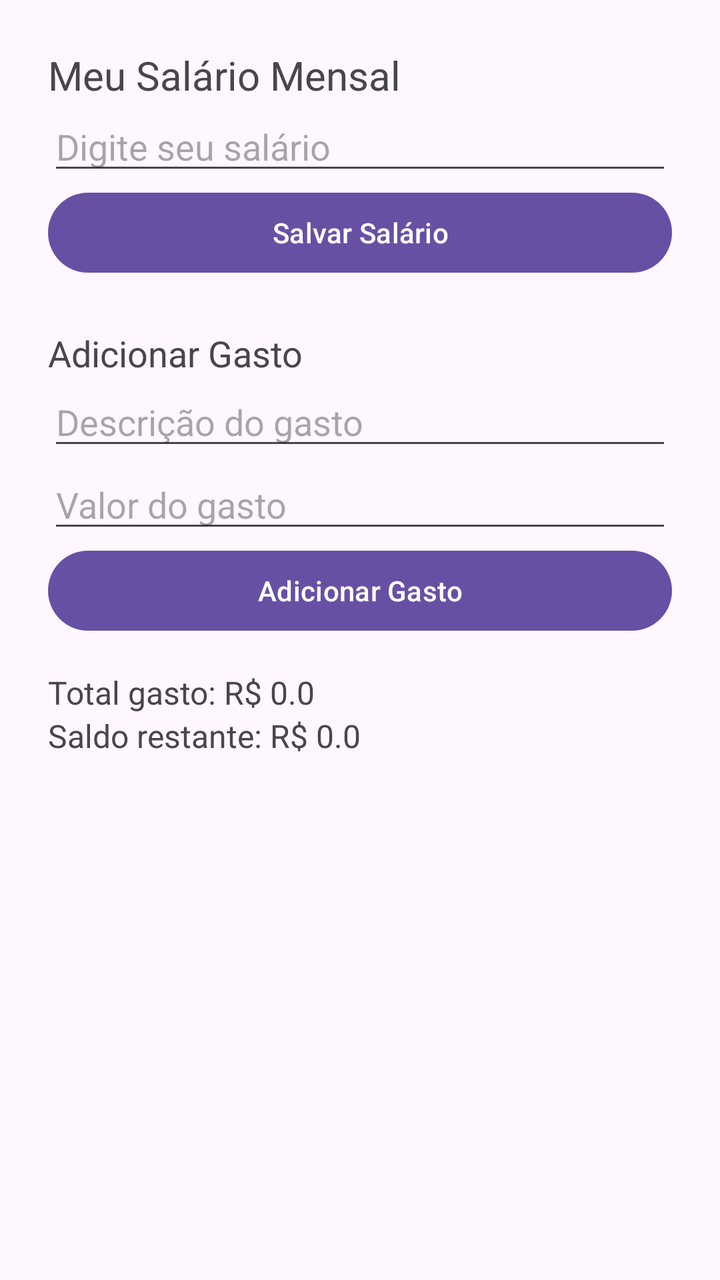
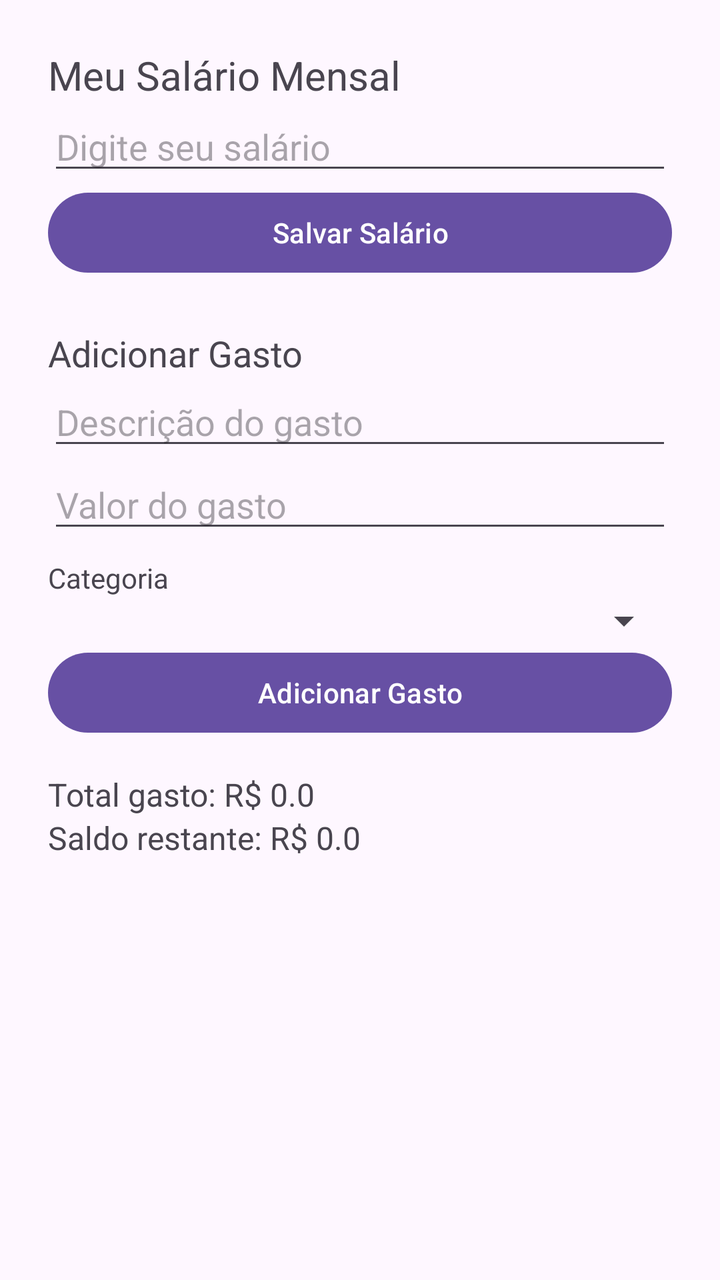

Screens rendered from an Android XML layout before and after an edit, with the pre-edit source and the edit as a unified diff.
<!-- AndroidManifest.xml: application theme Theme.ControleDeGastos -->
<!-- res/layout/activity_main.xml -->
<?xml version="1.0" encoding="utf-8"?>
<LinearLayout xmlns:android="http://schemas.android.com/apk/res/android"
    android:id="@+id/main"
    android:layout_width="match_parent"
    android:layout_height="match_parent"
    android:orientation="vertical"
    android:padding="24dp">

    <TextView
        android:layout_width="wrap_content"
        android:layout_height="wrap_content"
        android:text="Meu Salário Mensal"
        android:textSize="20sp" />

    <EditText
        android:id="@+id/editSalario"
        android:layout_width="match_parent"
        android:layout_height="wrap_content"
        android:hint="Digite seu salário"
        android:inputType="numberDecimal" />

    <Button
        android:id="@+id/btnSalvar"
        android:layout_width="match_parent"
        android:layout_height="wrap_content"
        android:text="Salvar Salário" />

    <TextView
        android:layout_width="wrap_content"
        android:layout_height="wrap_content"
        android:text="Adicionar Gasto"
        android:textSize="18sp"
        android:layout_marginTop="24dp"/>

    <EditText
        android:id="@+id/editDescricao"
        android:layout_width="match_parent"
        android:layout_height="wrap_content"
        android:hint="Descrição do gasto" />

    <EditText
        android:id="@+id/editValorGasto"
        android:layout_width="match_parent"
        android:layout_height="wrap_content"
        android:hint="Valor do gasto"
        android:inputType="numberDecimal" />

    <Button
        android:id="@+id/btnAdicionarGasto"
        android:layout_width="match_parent"
        android:layout_height="wrap_content"
        android:text="Adicionar Gasto" />

    <TextView
        android:id="@+id/textTotalGasto"
        android:layout_width="wrap_content"
        android:layout_height="wrap_content"
        android:text="Total gasto: R$ 0.0"
        android:layout_marginTop="16dp"
        android:textSize="16sp"/>

    <TextView
        android:id="@+id/textSaldoRestante"
        android:layout_width="wrap_content"
        android:layout_height="wrap_content"
        android:text="Saldo restante: R$ 0.0"
        android:textSize="16sp"/>

    <androidx.recyclerview.widget.RecyclerView
        android:id="@+id/recyclerGastos"
        android:layout_width="match_parent"
        android:layout_height="0dp"
        android:layout_marginTop="16dp"
        android:layout_weight="1"/>





</LinearLayout>
<!-- resources referenced by this layout -->
<resources>
  <style name="Theme.ControleDeGastos" parent="Base.Theme.ControleDeGastos" />
  <style name="Base.Theme.ControleDeGastos" parent="Theme.Material3.DayNight.NoActionBar">
          
          
      </style>
</resources>

<!-- the commit's change to res/layout/activity_main.xml (unified diff, before → after) -->
@@ -45,6 +45,17 @@
         android:hint="Valor do gasto"
         android:inputType="numberDecimal" />
 
+    <TextView
+        android:layout_width="wrap_content"
+        android:layout_height="wrap_content"
+        android:layout_marginTop="8dp"
+        android:text="Categoria" />
+
+    <Spinner
+        android:id="@+id/spinnerCategoria"
+        android:layout_width="match_parent"
+        android:layout_height="wrap_content" />
+
     <Button
         android:id="@+id/btnAdicionarGasto"
         android:layout_width="match_parent"
